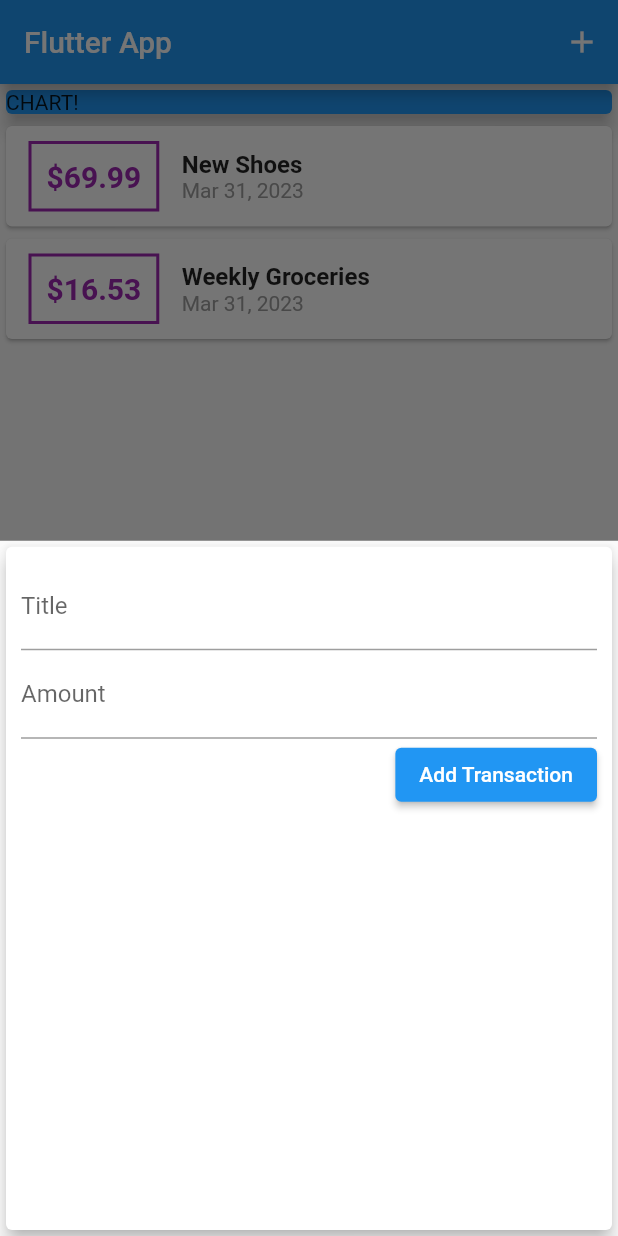
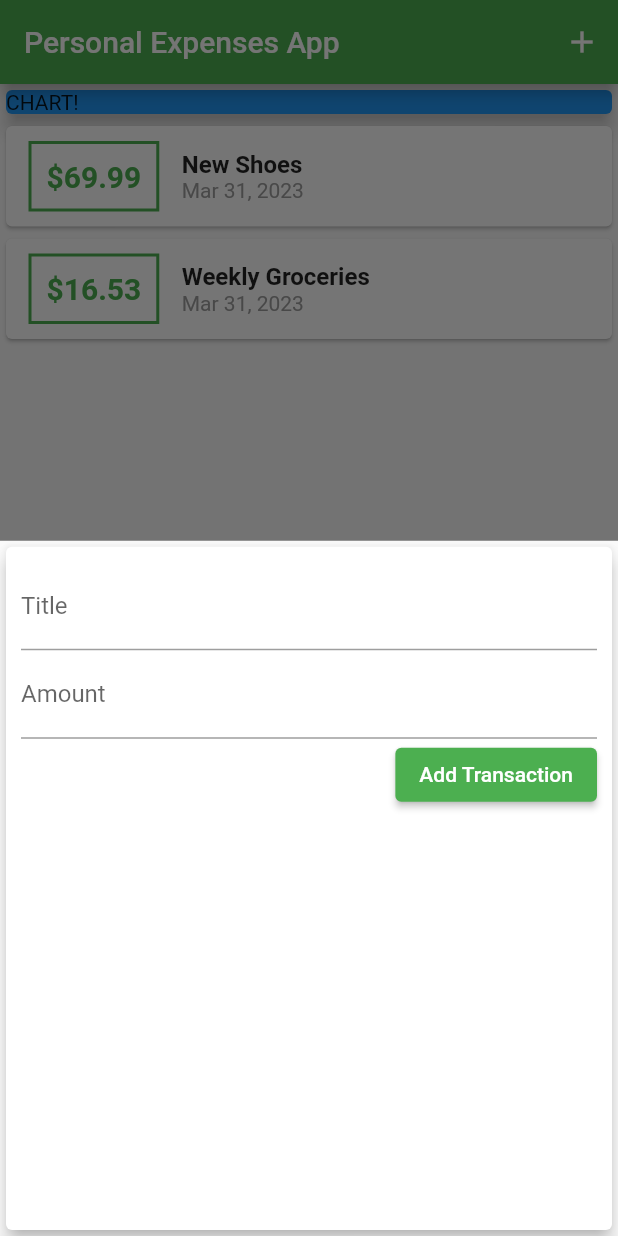
Before and after one commit to HMEI83/Flutter-Dart-Guide, a Flutter app: the screen it shows after launch, after a tap on the "add" icon, on a phone screen of 412 x 824 dp. Run offline on Flutter 3.47's test engine with Material 2 defaults, Android fonts, the light colour scheme and no system bars.

Commit message:
Configuring & Using Themes

```diff
--- a/personal_expenses_app/lib/main.dart
+++ b/personal_expenses_app/lib/main.dart
@@ -12,7 +12,10 @@ class MyApp extends StatelessWidget {
   @override
   Widget build(BuildContext context) {
     return MaterialApp(
-      title: 'Flutter App',
+      title: 'Personal Expenses App',
+      theme: ThemeData(
+        primarySwatch: Colors.green,
+      ),
       home: MyHomePage(),
     );
   }
@@ -71,7 +74,7 @@ class _MyHomePageState extends State<MyHomePage> {
   Widget build(BuildContext context) {
     return Scaffold(
       appBar: AppBar(
-        title: Text('Flutter App'),
+        title: Text('Personal Expenses App'),
         actions: <Widget>[
           IconButton(
             icon: Icon(Icons.add),
--- a/personal_expenses_app/lib/widgets/new_transaction.dart
+++ b/personal_expenses_app/lib/widgets/new_transaction.dart
@@ -2,12 +2,19 @@
 
 import 'package:flutter/material.dart';
 
-class NewTransaction extends StatelessWidget {
+class NewTransaction extends StatefulWidget {
   final Function addTx;
+
+  const NewTransaction(this.addTx);
+
+  @override
+  State<NewTransaction> createState() => _NewTransactionState();
+}
+
+class _NewTransactionState extends State<NewTransaction> {
   final titleController = TextEditingController();
+
   final amountController = TextEditingController();
-
-  NewTransaction(this.addTx);
 
   void submitData() {
     final enteredTitle = titleController.text;
@@ -17,10 +24,12 @@ class NewTransaction extends StatelessWidget {
       return;
     }
 
-    addTx(
+    widget.addTx(
       enteredTitle,
       enteredAmount,
     );
+
+    Navigator.of(context).pop();
   }
 
   @override
--- a/personal_expenses_app/lib/widgets/transaction_list.dart
+++ b/personal_expenses_app/lib/widgets/transaction_list.dart
@@ -1,3 +1,5 @@
+// ignore_for_file: prefer_const_constructors, use_key_in_widget_constructors, sized_box_for_whitespace
+
 import 'package:flutter/material.dart';
 import 'package:intl/intl.dart';
 
@@ -24,7 +26,7 @@ class TransactionList extends StatelessWidget {
                   ),
                   decoration: BoxDecoration(
                     border: Border.all(
-                      color: Colors.purple,
+                      color: Theme.of(context).primaryColor,
                       width: 2,
                     ),
                   ),
@@ -34,7 +36,7 @@ class TransactionList extends StatelessWidget {
                     style: TextStyle(
                       fontWeight: FontWeight.bold,
                       fontSize: 20,
-                      color: Colors.purple,
+                      color: Theme.of(context).primaryColor,
                     ),
                   ),
                 ),
```
